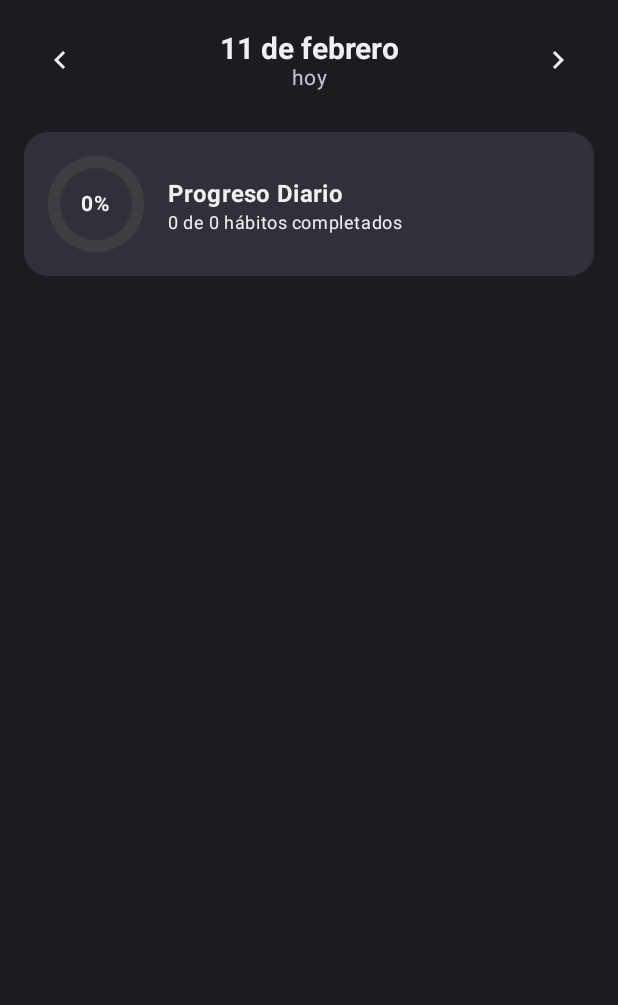
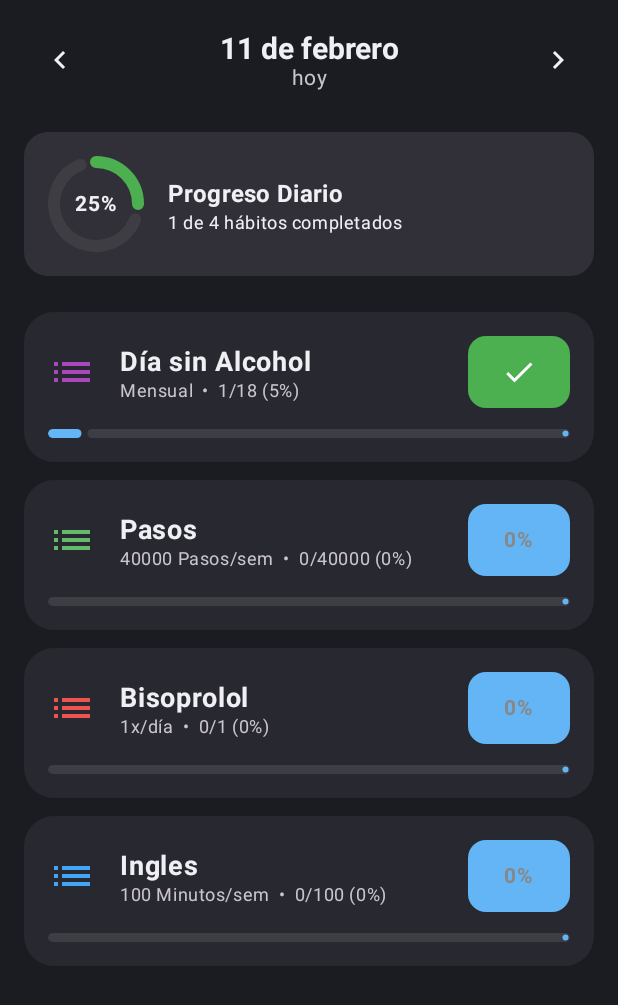
Before and after one commit to fiztony-dot/MyTaskMyHabit, an Android app built with Jetpack Compose: the composable PantallaHabitosFlash shown on its own in the app's theme, on a phone screen of 412 x 824 dp. Shown: the top 1005 px of the screen. Run offline under Robolectric (Android 15) with nearby library versions, the phone set to English and light mode, and no system bars; our stand-ins replace Room's generated code.

Commit message:
Habitos II

```diff
--- a/app/src/main/java/com/example/mistareasapp/data/habits/Habito.kt
+++ b/app/src/main/java/com/example/mistareasapp/data/habits/Habito.kt
@@ -6,16 +6,19 @@ import androidx.room.PrimaryKey
 import java.time.LocalDate
 import java.time.LocalTime
 
+// Archivo: data/habits/Habito.kt
 @Entity(tableName = "habitos")
 data class Habito(
     @PrimaryKey(autoGenerate = true) val id: Long = 0,
     val nombre: String,
     val descripcion: String? = null,
-    val categoriaId: Long = 0, // Relación con CategoriaHabito
+    val categoriaId: Long = 0,
     val fechaInicio: LocalDate = LocalDate.now(),
     val frecuencia: FrecuenciaHabito = FrecuenciaHabito.DIARIA,
-    val vecesPorDia: Int = 1, // "vecesPorDia" de tu nota
-    val objetivoRachaSemanas: Int = 4, // "objetivoRachaSemanas" de tu nota
+    val vecesPorDia: Int = 1,
+    val objetivoValor: Int? = null, // <--- Añadir este campo
+    val unidad: String? = null,    // <--- Añadir este campo
+    val objetivoRachaSemanas: Int = 4,
     val recordatoriosActivos: Boolean = false,
     val horaRecordatorio: LocalTime? = null,
     val icono: String = "favorite",
--- a/app/src/main/java/com/example/mistareasapp/data/habits/HabitoDao.kt
+++ b/app/src/main/java/com/example/mistareasapp/data/habits/HabitoDao.kt
@@ -50,4 +50,21 @@ interface HabitoDao {
 
     @Query("SELECT * FROM habitos_tareas_especificas WHERE habitoId = :habitoId")
     fun obtenerTareasDeHabito(habitoId: Long): Flow<List<TareaHabito>>
+
+    // En HabitoDao.kt añade o actualiza:
+
+    @Query("""
+    SELECT * FROM habitos
+    WHERE activo = 1
+    ORDER BY categoriaId ASC
+""")
+    fun obtenerHabitosActivos(): Flow<List<Habito>>
+
+    // Para las estadísticas rápidas
+    @Query("SELECT COUNT(*) FROM habitos_historial WHERE habitoId = :habitoId AND completado = 1")
+    fun obtenerDiasCompletados(habitoId: Long): Flow<Int>
+
+    // Para calcular la racha (obtiene las fechas de cumplimiento ordenadas)
+    @Query("SELECT fecha FROM habitos_historial WHERE habitoId = :habitoId AND completado = 1 ORDER BY fecha DESC")
+    fun obtenerFechasCompletadas(habitoId: Long): Flow<List<LocalDate>>
 }
--- a/app/src/main/java/com/example/mistareasapp/data/habits/vacio.kt
+++ /dev/null
@@ -1 +0,0 @@
-package com.example.mistareasapp.data.habits
--- a/app/src/main/java/com/example/mistareasapp/ui/screens/habits/PantallaHabitosFlash.kt
+++ b/app/src/main/java/com/example/mistareasapp/ui/screens/habits/PantallaHabitosFlash.kt
@@ -1,9 +1,14 @@
+// ui/screens/habits/PantallaHabitosFlash.kt
+
 package com.example.mistareasapp.ui.screens.habits
 
+import androidx.compose.foundation.background
+import androidx.compose.foundation.clickable
 import androidx.compose.foundation.layout.*
 import androidx.compose.foundation.lazy.LazyColumn
 import androidx.compose.foundation.lazy.items
 import androidx.compose.foundation.shape.RoundedCornerShape
+import androidx.compose.foundation.shape.CircleShape
 import androidx.compose.material.icons.Icons
 import androidx.compose.material.icons.filled.ChevronLeft
 import androidx.compose.material.icons.filled.ChevronRight
@@ -16,6 +21,9 @@ import androidx.compose.ui.graphics.Color
 import androidx.compose.ui.text.font.FontWeight
 import androidx.compose.ui.unit.dp
 import androidx.compose.ui.unit.sp
+import androidx.compose.ui.draw.clip
+import com.example.mistareasapp.data.habits.FrecuenciaHabito
+import com.example.mistareasapp.obtenerIconoPorNombre
 import com.example.mistareasapp.viewmodel.Habits.HabitoConProgreso
 import com.example.mistareasapp.viewmodel.Habits.HabitosViewModel
 import java.time.format.DateTimeFormatter
@@ -27,7 +35,7 @@ fun PantallaHabitosFlash(viewModel: HabitosViewModel, modifier: Modifier = Modif
     val habitosConProgreso by viewModel.habitosConProgreso.collectAsState()
 
     val totalHabitos = habitosConProgreso.size
-    val habitosCompletados = habitosConProgreso.count { it.progreso?.completado == true }
+    val habitosCompletados = habitosConProgreso.count { it.estaCompletado }
     val progresoGeneral = if (totalHabitos > 0) (habitosCompletados.toFloat() / totalHabitos) else 0f
 
     Column(modifier = modifier.fillMaxSize().padding(16.dp)) {
@@ -107,56 +115,116 @@ fun PantallaHabitosFlash(viewModel: HabitosViewModel, modifier: Modifier = Modif
 fun HabitoFlashItem(item: HabitoConProgreso, viewModel: HabitosViewModel) {
     val habito = item.habito
     val progreso = item.progreso
-    val estaCompletado = progreso?.completado ?: false
-    val valorActual = progreso?.valorProgreso ?: 0
-    val total = habito.vecesPorDia
+    val estaCompletado = item.estaCompletado
+    val valorActual = item.valorActual
+
+    // El objetivo puede ser vecesPorDia o un valor numérico (objetivoValor)
+    val totalGoal = habito.objetivoValor ?: habito.vecesPorDia
+    val porcentaje = if (totalGoal > 0) (valorActual.toFloat() / totalGoal).coerceIn(0f, 1f) else 0f
+
+    val colorHabito = try {
+        Color(android.graphics.Color.parseColor(habito.colorHex))
+    } catch (e: Exception) {
+        MaterialTheme.colorScheme.primary
+    }
 
     Card(
         modifier = Modifier.fillMaxWidth(),
-        shape = RoundedCornerShape(16.dp),
+        shape = RoundedCornerShape(20.dp),
         colors = CardDefaults.cardColors(
-            containerColor = if (estaCompletado) MaterialTheme.colorScheme.primaryContainer.copy(alpha = 0.2f)
-            else MaterialTheme.colorScheme.surface
+            containerColor = MaterialTheme.colorScheme.surfaceVariant.copy(alpha = 0.3f)
         )
     ) {
-        Row(
-            modifier = Modifier.padding(16.dp),
-            verticalAlignment = Alignment.CenterVertically
-        ) {
+        Column(modifier = Modifier.padding(16.dp)) {
+            Row(verticalAlignment = Alignment.CenterVertically) {
+                // 1. Icono dinámico
+                Icon(
+                    imageVector = com.example.mistareasapp.obtenerIconoPorNombre(habito.icono),
+                    contentDescription = null,
+                    tint = colorHabito,
+                    modifier = Modifier.size(32.dp)
+                )
+
+                Spacer(modifier = Modifier.width(16.dp))
+
+                // 2. Textos centrales (Nombre y Subtítulo dinámico)
                 Column(modifier = Modifier.weight(1f)) {
-                Text(habito.nombre, fontWeight = FontWeight.Bold, fontSize = 18.sp)
                     Text(
-                    text = "${habito.frecuencia.name} • $valorActual / $total veces",
+                        text = habito.nombre,
+                        fontWeight = FontWeight.Bold,
+                        fontSize = 18.sp,
+                        color = MaterialTheme.colorScheme.onSurface
+                    )
+
+                    // Texto de frecuencia (1x/día, 5d/sem, etc)
+                    val freqText = when(habito.frecuencia) {
+                        FrecuenciaHabito.DIARIA -> "${habito.vecesPorDia}x/día"
+                        FrecuenciaHabito.SEMANAL -> if(habito.objetivoValor != null) "${habito.objetivoValor} ${habito.unidad ?: ""}/sem" else "5d/sem"
+                        FrecuenciaHabito.MENSUAL -> "Mensual"
+                    }
+
+                    // Texto de progreso numérico (• 55/150 (37%))
+                    val progressText = if (habito.objetivoValor != null || habito.vecesPorDia > 1) {
+                        "  •  $valorActual/$totalGoal (${(porcentaje * 100).toInt()}%)"
+                    } else ""
+
+                    Text(
+                        text = "$freqText$progressText",
                         style = MaterialTheme.typography.bodySmall,
                         color = MaterialTheme.colorScheme.onSurfaceVariant
                     )
-                Spacer(modifier = Modifier.height(8.dp))
-                LinearProgressIndicator(
-                    progress = { if (total > 0) valorActual.toFloat() / total else 0f },
-                    modifier = Modifier.fillMaxWidth().height(8.dp),
-                    color = Color(android.graphics.Color.parseColor(habito.colorHex)),
-                    trackColor = MaterialTheme.colorScheme.surfaceVariant
-                )
                 }
 
-            Spacer(modifier = Modifier.width(16.dp))
-
-            FilledIconButton(
+                // 3. Badge de Acción/Estado
+                Surface(
                     onClick = {
-                    if (total > 1) viewModel.incrementarProgreso(habito, progreso)
+                        if (totalGoal > 1) viewModel.incrementarProgreso(habito, progreso)
                         else viewModel.toggleHabitoCompleto(habito, progreso)
                     },
-                modifier = Modifier.size(56.dp),
-                colors = IconButtonDefaults.filledIconButtonColors(
-                    containerColor = if (estaCompletado) Color(0xFF4CAF50) else MaterialTheme.colorScheme.secondaryContainer
+                    color = when {
+                        estaCompletado -> Color(0xFF4CAF50) // Verde si está ok
+                        habito.objetivoValor != null -> Color(0xFF64B5F6) // Azul para objetivos de valor
+                        valorActual > 0 -> Color(0xFFFF9800) // Naranja si hay progreso parcial
+                        else -> MaterialTheme.colorScheme.onSurface.copy(alpha = 0.1f)
+                    },
+                    shape = RoundedCornerShape(12.dp),
+                    modifier = Modifier.size(width = 68.dp, height = 48.dp)
+                ) {
+                    Box(contentAlignment = Alignment.Center) {
+                        if (estaCompletado) {
+                            Icon(Icons.Default.Check, contentDescription = null, tint = Color.White)
+                        } else {
+                            val badgeContent = when {
+                                habito.objetivoValor != null -> "${(porcentaje * 100).toInt()}%"
+                                habito.vecesPorDia > 1 -> "$valorActual/$totalGoal"
+                                else -> ""
+                            }
+
+                            if (badgeContent.isNotEmpty()) {
+                                Text(
+                                    text = badgeContent,
+                                    color = if (valorActual > 0) Color.White else Color.Gray,
+                                    fontWeight = FontWeight.Bold,
+                                    fontSize = 14.sp
                                 )
-            ) {
-                if (estaCompletado) {
-                    Icon(Icons.Default.Check, contentDescription = "Completado", tint = Color.White)
                             } else {
-                    Text(if (total > 1) "+1" else "✓", fontWeight = FontWeight.Bold, fontSize = 18.sp)
+                                Icon(Icons.Default.Check, contentDescription = null, tint = Color.White.copy(alpha = 0.3f))
                             }
                         }
                     }
                 }
             }
+
+            // 4. Barra de progreso inferior (se muestra si tiene objetivo numérico o varias veces al día)
+            if (habito.objetivoValor != null || habito.vecesPorDia > 1) {
+                Spacer(modifier = Modifier.height(14.dp))
+                LinearProgressIndicator(
+                    progress = { porcentaje },
+                    modifier = Modifier.fillMaxWidth().height(6.dp).clip(CircleShape),
+                    color = if (habito.objetivoValor != null) Color(0xFF64B5F6) else colorHabito,
+                    trackColor = MaterialTheme.colorScheme.onSurface.copy(alpha = 0.1f)
+                )
+            }
+        }
+    }
+}
--- a/app/src/main/java/com/example/mistareasapp/viewmodel/Habits/vacio.kt
+++ /dev/null
@@ -1,4 +0,0 @@
-package com.example.mistareasapp.viewmodel.Habits
-
-class vacio {
-}
```
Also changed, not shown: app/src/main/java/com/example/mistareasapp/data/AppDatabase.kt (+70 -5 lines). Lines whose indentation alone changed are shown as unchanged.
